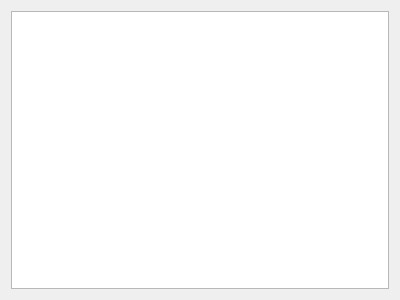
Before: the Qt Designer form ctoolboxperson.ui in birkeh/pictureLibrary, drawn with Qt 5.
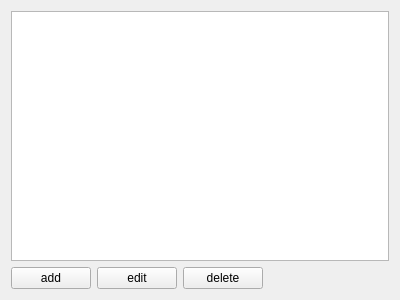
After: the same form once the commit is applied.

Commit message: Add/remove persons to pictures

```diff
--- a/ctoolboxperson.ui
+++ b/ctoolboxperson.ui
@@ -15,6 +15,8 @@
   </property>
   <layout class="QGridLayout" name="gridLayout">
    <item row="0" column="0">
+    <layout class="QVBoxLayout" name="verticalLayout">
+     <item>
     <widget class="QTreeView" name="m_lpPersonList">
      <property name="editTriggers">
       <set>QAbstractItemView::NoEditTriggers</set>
@@ -29,6 +31,46 @@
       <bool>false</bool>
      </attribute>
     </widget>
+     </item>
+     <item>
+      <layout class="QHBoxLayout" name="horizontalLayout">
+       <item>
+        <widget class="QPushButton" name="m_lpAdd">
+         <property name="text">
+          <string>add</string>
+         </property>
+        </widget>
+       </item>
+       <item>
+        <widget class="QPushButton" name="m_lpEdit">
+         <property name="text">
+          <string>edit</string>
+         </property>
+        </widget>
+       </item>
+       <item>
+        <widget class="QPushButton" name="m_lpDelete">
+         <property name="text">
+          <string>delete</string>
+         </property>
+        </widget>
+       </item>
+       <item>
+        <spacer name="horizontalSpacer">
+         <property name="orientation">
+          <enum>Qt::Horizontal</enum>
+         </property>
+         <property name="sizeHint" stdset="0">
+          <size>
+           <width>40</width>
+           <height>20</height>
+          </size>
+         </property>
+        </spacer>
+       </item>
+      </layout>
+     </item>
+    </layout>
    </item>
   </layout>
  </widget>
```
Lines whose indentation alone changed are shown as unchanged.
